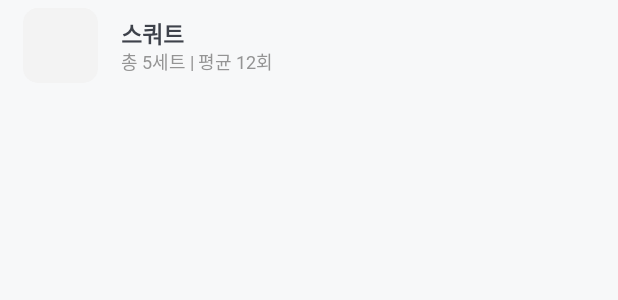
After one commit to thflthdi/FirstAndroidApp, an Android app: the layout home_today_list_layout.xml on its own in the app's theme, with its tools: preview values and no code run, on a phone screen of 412 x 824 dp. The commit adds this screen. Shown: the top 300 px of the screen. Run offline under Robolectric (Android 15) with nearby library versions, the phone set to English and light mode, and no system bars.

Commit message:
홈 오늘 운동 리스트 구현

```diff
--- a/HealthLogApp/app/build.gradle
+++ b/HealthLogApp/app/build.gradle
@@ -47,4 +47,5 @@ dependencies {
     androidTestImplementation 'androidx.test.espresso:espresso-core:3.4.0'
 
     implementation 'com.github.prolificinteractive:material-calendarview:2.0.0'
+
 }
--- /dev/null
+++ b/HealthLogApp/app/src/main/res/drawable/emoji_bg_rounded.xml
@@ -0,0 +1,6 @@
+<?xml version="1.0" encoding="utf-8"?>
+<shape xmlns:android="http://schemas.android.com/apk/res/android">
+    <solid android:color="@color/panel_gray"/>
+    <corners android:radius="10dp"/>
+    <padding android:left="0dp" android:top="0dp" android:right="0dp" android:bottom="0dp" />
+</shape>
--- a/HealthLogApp/app/src/main/res/layout/fragment_home.xml
+++ b/HealthLogApp/app/src/main/res/layout/fragment_home.xml
@@ -87,6 +87,12 @@
                 android:textSize="15sp"
                 android:textStyle="bold" />
 
+            <androidx.recyclerview.widget.RecyclerView
+                android:id="@+id/today_list_recycle"
+                android:padding="10dp"
+                android:layout_width="wrap_content"
+                android:layout_height="wrap_content" />
+
             <Button
                 android:id="@+id/exercise_button"
                 style="@style/Text.ButtonStyle"
--- /dev/null
+++ b/HealthLogApp/app/src/main/res/layout/home_today_list_layout.xml
@@ -0,0 +1,41 @@
+<?xml version="1.0" encoding="utf-8"?>
+<RelativeLayout xmlns:android="http://schemas.android.com/apk/res/android"
+    android:layout_width="match_parent"
+    android:layout_height="wrap_content"
+    android:paddingLeft="15dp"
+    android:paddingTop="5dp"
+    android:paddingBottom="5dp">
+
+    <TextView
+        android:id="@+id/emoji_text"
+        android:layout_width="50dp"
+        android:layout_height="50dp"
+        android:background="@drawable/emoji_bg_rounded"
+        android:gravity="center"
+        android:text="\uD83D\uDE10"
+        android:textSize="25sp"/>
+
+    <TextView
+        android:id="@+id/today_exercise_title"
+        android:layout_toRightOf="@+id/emoji_text"
+        style="@style/Text.TitleStyle"
+        android:layout_width="wrap_content"
+        android:layout_height="wrap_content"
+        android:text="스쿼트"
+        android:paddingLeft="15dp"
+        android:paddingTop="5dp"
+        android:textSize="15sp" />
+
+    <TextView
+        android:id="@+id/today_total_info"
+        android:layout_toRightOf="@id/emoji_text"
+        android:layout_alignBottom="@+id/emoji_text"
+        style="@style/Text.BoldGrayStyle"
+        android:layout_width="wrap_content"
+        android:layout_height="wrap_content"
+        android:text="총 5세트 | 평균 12회"
+        android:paddingLeft="15dp"
+        android:paddingTop="10dp"
+        android:paddingBottom="5dp"
+        android:textSize="12sp" />
+</RelativeLayout>
```
Also changed, not shown: HealthLogApp/app/src/main/assets/today_list.json (added, +22 -0 lines), HealthLogApp/app/src/main/java/com/example/mysimplehealthlog/ExerciseFragment.kt (+1 -10 lines), HealthLogApp/app/src/main/java/com/example/mysimplehealthlog/HomeFragment.kt (+55 -2 lines).
